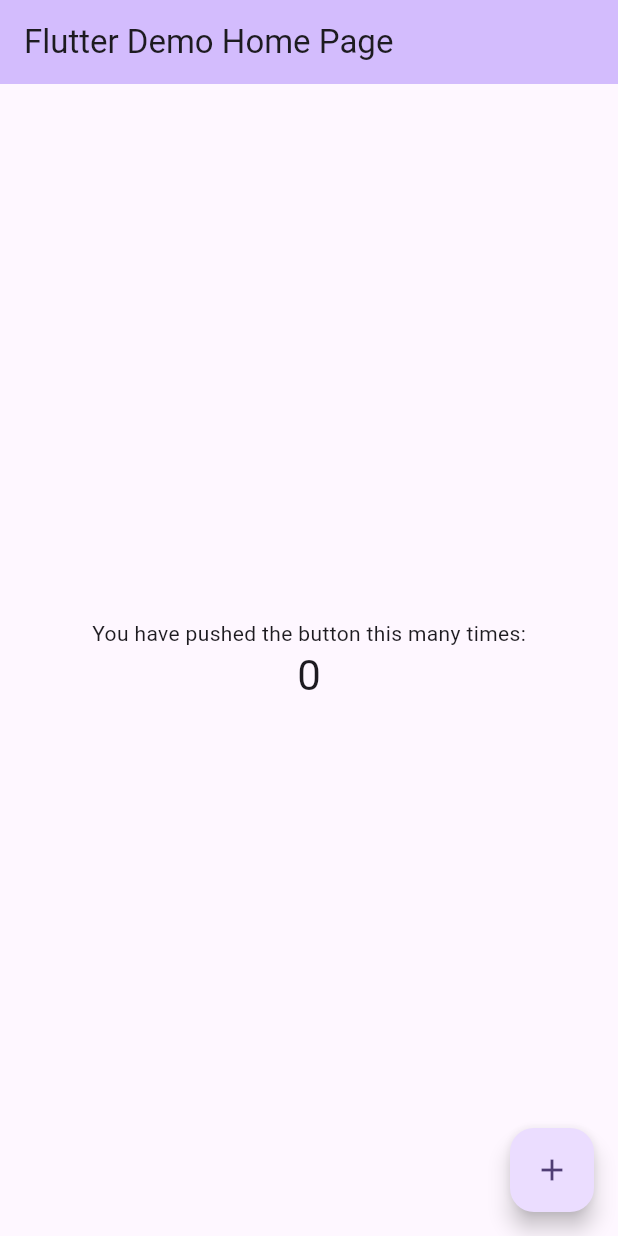
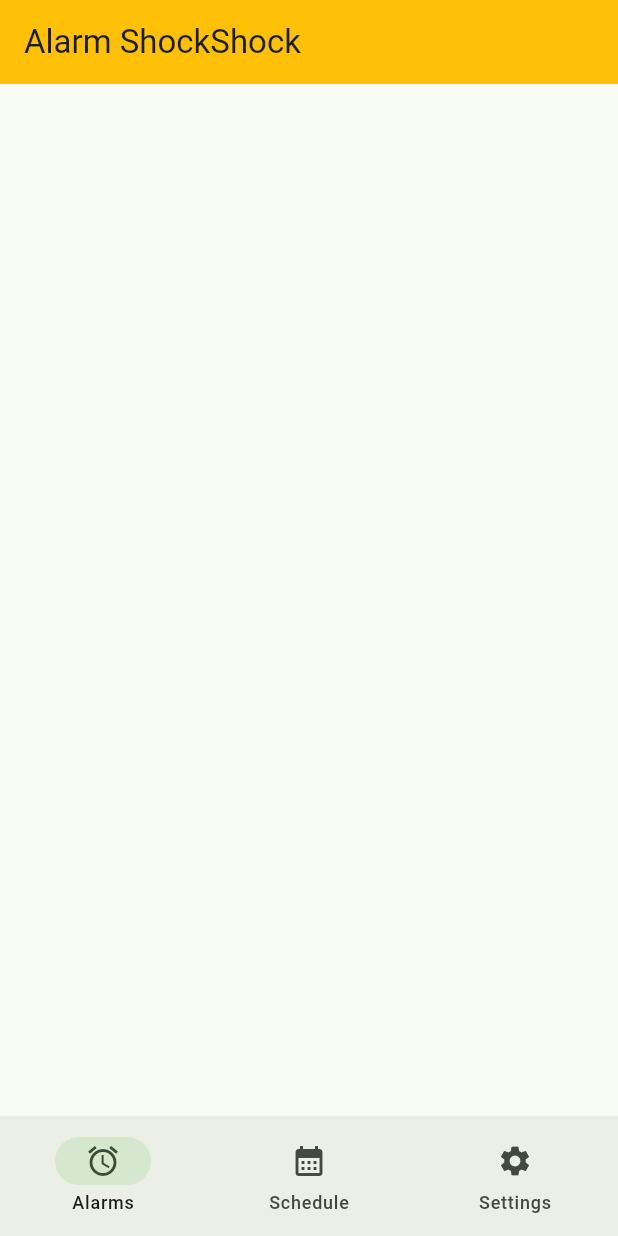
Before and after one commit to SamJDriver/AlarmShock, a Flutter app: the screen it shows after launch, on a phone screen of 412 x 824 dp. Run offline on Flutter 3.47's test engine with Material 3 defaults, Android fonts, the phone set to English and light mode, and no system bars.

Commit message:
Added initial nav bar

```diff
--- a/alarm_shock/lib/main.dart
+++ b/alarm_shock/lib/main.dart
@@ -1,4 +1,5 @@
 import 'package:flutter/material.dart';
+import 'package:alarm_shock/pages/alarm list page.dart';
 
 void main() {
   runApp(const MyApp());
@@ -13,39 +14,15 @@
     return MaterialApp(
       title: 'Flutter Demo',
       theme: ThemeData(
-        // This is the theme of your application.
-        //
-        // TRY THIS: Try running your application with "flutter run". You'll see
-        // the application has a purple toolbar. Then, without quitting the app,
-        // try changing the seedColor in the colorScheme below to Colors.green
-        // and then invoke "hot reload" (save your changes or press the "hot
-        // reload" button in a Flutter-supported IDE, or press "r" if you used
-        // the command line to start the app).
-        //
-        // Notice that the counter didn't reset back to zero; the application
-        // state is not lost during the reload. To reset the state, use hot
-        // restart instead.
-        //
-        // This works for code too, not just values: Most code changes can be
-        // tested with just a hot reload.
-        colorScheme: ColorScheme.fromSeed(seedColor: Colors.deepPurple),
+        colorScheme: ColorScheme.fromSeed(seedColor: Colors.green),
       ),
-      home: const MyHomePage(title: 'Flutter Demo Home Page'),
+      home: const MyHomePage(title: 'Alarm ShockShock'),
     );
   }
 }
 
 class MyHomePage extends StatefulWidget {
   const MyHomePage({super.key, required this.title});
-
-  // This widget is the home page of your application. It is stateful, meaning
-  // that it has a State object (defined below) that contains fields that affect
-  // how it looks.
-
-  // This class is the configuration for the state. It holds the values (in this
-  // case the title) provided by the parent (in this case the App widget) and
-  // used by the build method of the State. Fields in a Widget subclass are
-  // always marked "final".
 
   final String title;
 
@@ -54,69 +31,29 @@
 }
 
 class _MyHomePageState extends State<MyHomePage> {
-  int _counter = 0;
-
-  void _incrementCounter() {
-    setState(() {
-      // This call to setState tells the Flutter framework that something has
-      // changed in this State, which causes it to rerun the build method below
-      // so that the display can reflect the updated values. If we changed
-      // _counter without calling setState(), then the build method would not be
-      // called again, and so nothing would appear to happen.
-      _counter++;
-    });
-  }
+  int _tabIndex = 0;
 
   @override
   Widget build(BuildContext context) {
-    // This method is rerun every time setState is called, for instance as done
-    // by the _incrementCounter method above.
-    //
-    // The Flutter framework has been optimized to make rerunning build methods
-    // fast, so that you can just rebuild anything that needs updating rather
-    // than having to individually change instances of widgets.
     return Scaffold(
       appBar: AppBar(
-        // TRY THIS: Try changing the color here to a specific color (to
-        // Colors.amber, perhaps?) and trigger a hot reload to see the AppBar
-        // change color while the other colors stay the same.
-        backgroundColor: Theme.of(context).colorScheme.inversePrimary,
-        // Here we take the value from the MyHomePage object that was created by
-        // the App.build method, and use it to set our appbar title.
+        // backgroundColor: Theme.of(context).colorScheme.inversePrimary,
+        backgroundColor: Colors.amber,
         title: Text(widget.title),
       ),
-      body: Center(
-        // Center is a layout widget. It takes a single child and positions it
-        // in the middle of the parent.
-        child: Column(
-          // Column is also a layout widget. It takes a list of children and
-          // arranges them vertically. By default, it sizes itself to fit its
-          // children horizontally, and tries to be as tall as its parent.
-          //
-          // Column has various properties to control how it sizes itself and
-          // how it positions its children. Here we use mainAxisAlignment to
-          // center the children vertically; the main axis here is the vertical
-          // axis because Columns are vertical (the cross axis would be
-          // horizontal).
-          //
-          // TRY THIS: Invoke "debug painting" (choose the "Toggle Debug Paint"
-          // action in the IDE, or press "p" in the console), to see the
-          // wireframe for each widget.
-          mainAxisAlignment: MainAxisAlignment.center,
-          children: <Widget>[
-            const Text('You have pushed the button this many times:'),
-            Text(
-              '$_counter',
-              style: Theme.of(context).textTheme.headlineMedium,
-            ),
-          ],
-        ),
-      ),
-      floatingActionButton: FloatingActionButton(
-        onPressed: _incrementCounter,
-        tooltip: 'Increment',
-        child: const Icon(Icons.add),
-      ), // This trailing comma makes auto-formatting nicer for build methods.
+      bottomNavigationBar: NavigationBar(
+        onDestinationSelected: (value) => setState(() => _tabIndex = value),
+        selectedIndex: _tabIndex,
+        destinations: const [
+          NavigationDestination(icon: Icon(Icons.alarm), label: 'Alarms'),
+          NavigationDestination(icon: Icon(Icons.calendar_month), label: 'Schedule'),
+          NavigationDestination(icon: Icon(Icons.settings), label: 'Settings'),
+        ])
+      // floatingActionButton: FloatingActionButton(
+      //   onPressed: _incrementCounter,
+      //   tooltip: 'Increment',
+      //   child: const Icon(Icons.alarm),
+      // ), // This trailing comma makes auto-formatting nicer for build methods.
     );
   }
 }
--- /dev/null
+++ b/alarm_shock/lib/pages/alarm list page.dart
@@ -0,0 +1,15 @@
+import 'package:flutter/material.dart';
+
+class _AlarmListPage extends StatelessWidget {
+
+  @override
+  Widget build(BuildContext context) {
+    return Scaffold(
+      appBar: AppBar(title: const Text('Alarm List'),
+      ),
+      body: const Center(
+        child: Text('Alarm List'),
+      ),
+    );
+  }
+}
```
